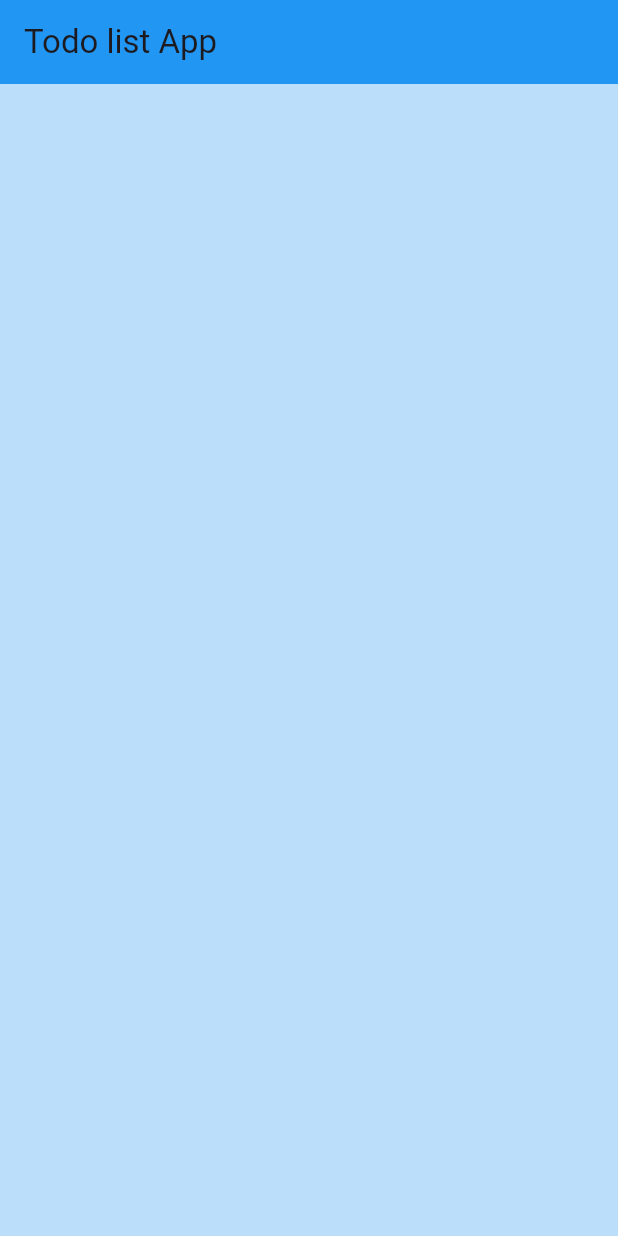
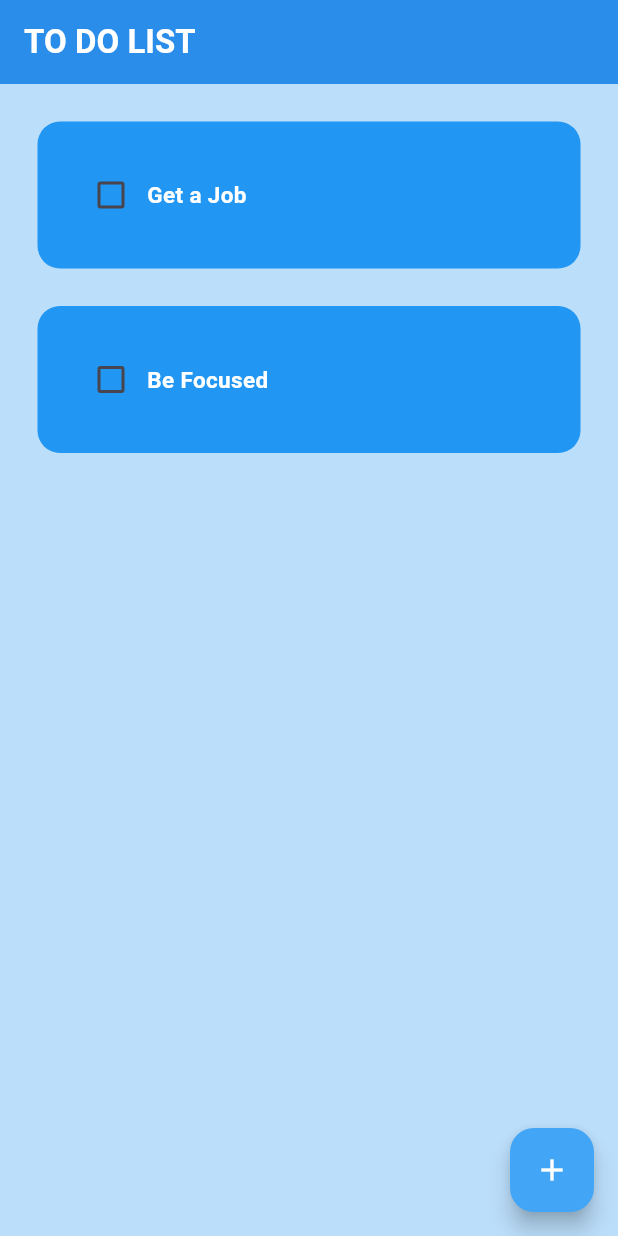
Before and after one commit to Mahendran-Murugan/Todo-App-Flutter, a Flutter app: the screen it shows after launch, on a phone screen of 412 x 824 dp. Run offline on Flutter 3.47's test engine with Material 3 defaults, Android fonts, the phone set to English and light mode, and no system bars.

```diff
--- /dev/null
+++ b/lib/utils/todo_tile.dart
@@ -0,0 +1,50 @@
+import 'package:flutter/material.dart';
+
+class TodoTile extends StatelessWidget {
+  final String taskName;
+  final bool taskCompleted;
+  Function(bool?)? onChanged;
+  TodoTile({
+    super.key,
+    required this.taskName,
+    required this.taskCompleted,
+    required this.onChanged,
+  });
+
+  @override
+  Widget build(BuildContext context) {
+    return Padding(
+      padding: const EdgeInsets.only(top: 25, left: 25, right: 25),
+      child: Container(
+        padding: const EdgeInsets.all(25.0),
+        decoration: const BoxDecoration(
+          color: Colors.blue,
+          borderRadius: BorderRadius.all(
+            Radius.circular(15.0),
+          ),
+        ),
+        child: Row(
+          children: [
+            Checkbox(
+              value: taskCompleted,
+              onChanged: onChanged,
+              activeColor: Colors.grey[700],
+            ),
+            Text(
+              taskName,
+              style: TextStyle(
+                  color: Colors.white,
+                  decoration: taskCompleted
+                      ? TextDecoration.lineThrough
+                      : TextDecoration.none,
+                  decorationColor: Colors.grey[300],
+                  decorationThickness: 4,
+                  fontSize: 15,
+                  fontWeight: FontWeight.bold),
+            ),
+          ],
+        ),
+      ),
+    );
+  }
+}
--- a/lib/views/home_page.dart
+++ b/lib/views/home_page.dart
@@ -1,4 +1,5 @@
 import 'package:flutter/material.dart';
+import 'package:todoapp/utils/todo_tile.dart';
 
 class HomePage extends StatefulWidget {
   const HomePage({super.key});
@@ -8,13 +9,49 @@ class HomePage extends StatefulWidget {
 }
 
 class _HomePageState extends State<HomePage> {
+  List toDoList = [
+    ["Get a Job", false],
+    ["Be Focused", false],
+  ];
+
+  void checkBoxChanged(bool? value, int index) {
+    setState(() {
+      toDoList[index][1] = !toDoList[index][1];
+    });
+  }
+
   @override
   Widget build(BuildContext context) {
     return Scaffold(
       backgroundColor: Colors.blue[100],
       appBar: AppBar(
-        title: const Text("Todo list App"),
+        title: const Text(
+          "TO DO LIST",
+          style: TextStyle(
+            color: Colors.white,
+            fontWeight: FontWeight.bold,
+          ),
+        ),
         backgroundColor: Colors.blue,
+        elevation: 10,
+      ),
+      floatingActionButton: FloatingActionButton(
+        onPressed: () {},
+        backgroundColor: Colors.blue[400],
+        child: const Icon(
+          Icons.add,
+          color: Colors.white,
+        ),
+      ),
+      body: ListView.builder(
+        itemCount: toDoList.length,
+        itemBuilder: (context, index) {
+          return TodoTile(
+            taskName: toDoList[index][0],
+            taskCompleted: toDoList[index][1],
+            onChanged: (value) => checkBoxChanged(value, index),
+          );
+        },
       ),
     );
   }
```
